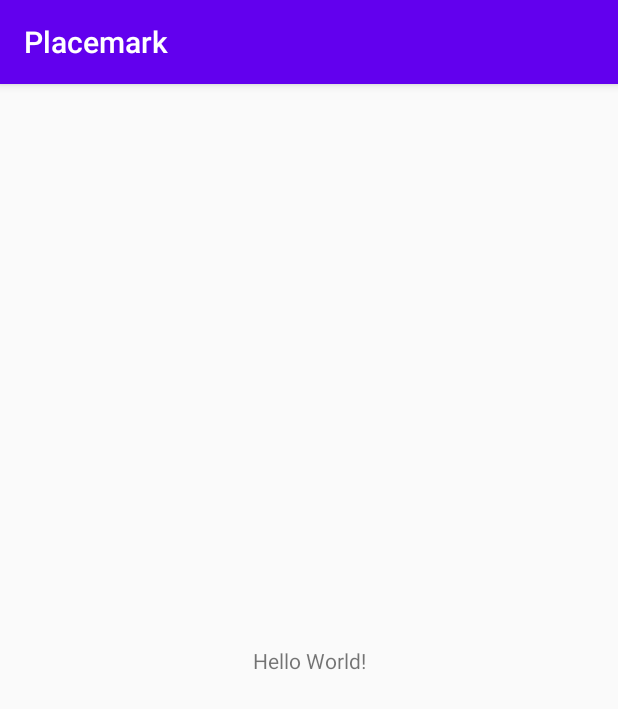
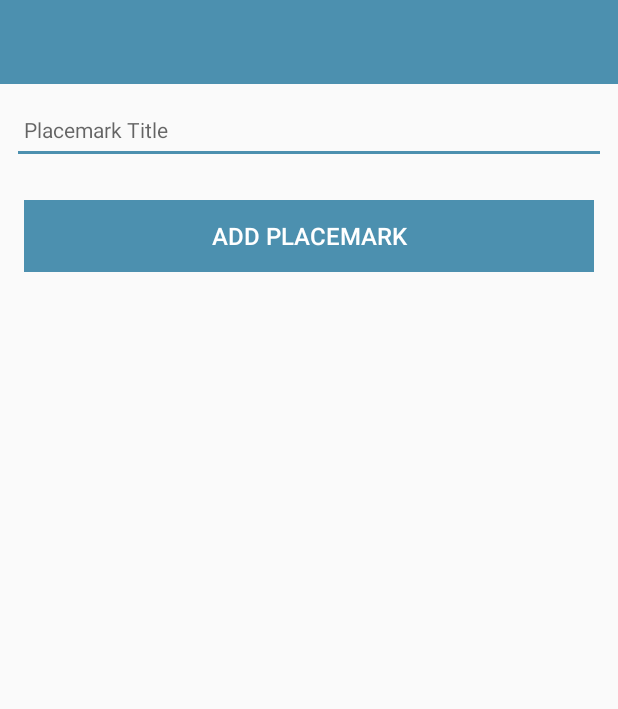
Before and after one commit to philippluxi/Placemark, an Android app: the screen it shows after launch (PlacemarkActivity), on a phone screen of 412 x 824 dp. Shown: the top 709 px of the screen. Run offline under Robolectric (Android 15) with nearby library versions, the phone set to English and light mode, and no system bars; libraries missing offline, so code that uses them is left out: org.jetbrains.anko; 1 statement that could not run was skipped.

Commit message:
added material view and modified layout Lab A 01 - Step 2 done

```diff
--- a/app/src/main/res/layout/activity_placemark.xml
+++ b/app/src/main/res/layout/activity_placemark.xml
@@ -4,15 +4,69 @@
     xmlns:tools="http://schemas.android.com/tools"
     android:layout_width="match_parent"
     android:layout_height="match_parent"
-    tools:context=".PlacemarkActivity">
+    tools:context="com.example.placemark.PlacemarkActivity">
 
-  <TextView
-      android:layout_width="wrap_content"
+  <RelativeLayout
+      android:layout_width="match_parent"
       android:layout_height="wrap_content"
-      android:text="Hello World!"
       app:layout_constraintBottom_toBottomOf="parent"
-      app:layout_constraintLeft_toLeftOf="parent"
-      app:layout_constraintRight_toRightOf="parent"
-      app:layout_constraintTop_toTopOf="parent" />
+      app:layout_constraintTop_toTopOf="parent">
 
+    <com.google.android.material.appbar.AppBarLayout
+        android:id="@+id/appBarLayout"
+        android:layout_width="match_parent"
+        android:layout_height="wrap_content"
+        android:background="@color/colorAccent"
+        android:fitsSystemWindows="true"
+        app:elevation="0dip"
+        app:theme="@style/ThemeOverlay.AppCompat.Dark.ActionBar">
+
+      <androidx.appcompat.widget.Toolbar
+          android:id="@+id/toolbarAdd"
+          android:layout_width="match_parent"
+          android:layout_height="wrap_content"
+          app:titleTextColor="@color/colorPrimary" />
+    </com.google.android.material.appbar.AppBarLayout>
+
+    <ScrollView
+        android:layout_width="match_parent"
+        android:layout_height="match_parent"
+        android:layout_below="@id/appBarLayout"
+        android:fillViewport="true">
+
+      <LinearLayout
+          android:layout_width="match_parent"
+          android:layout_height="wrap_content"
+          android:orientation="vertical">
+
+        <EditText
+            android:id="@+id/placemarkTitle"
+            android:layout_width="match_parent"
+            android:layout_height="45dp"
+            android:layout_margin="8dp"
+            android:autofillHints=""
+            android:hint="@string/hint_placemarkTitle"
+            android:inputType="text"
+            android:maxLength="25"
+            android:maxLines="1"
+            android:padding="8dp"
+            android:textColor="@color/colorPrimaryDark"
+            android:textSize="14sp" />
+
+        <Button
+            android:id="@+id/btnAdd"
+            android:layout_width="match_parent"
+            android:layout_height="wrap_content"
+            android:layout_margin="16dp"
+            android:background="@color/colorAccent"
+            android:paddingTop="8dp"
+            android:paddingBottom="8dp"
+            android:stateListAnimator="@null"
+            android:text="@string/button_addPlacemark"
+            android:textColor="@color/colorPrimary"
+            android:textSize="16sp" />
+      </LinearLayout>
+    </ScrollView>
+
+  </RelativeLayout>
 </androidx.constraintlayout.widget.ConstraintLayout>
--- a/app/src/main/res/values/colors.xml
+++ b/app/src/main/res/values/colors.xml
@@ -1,6 +1,6 @@
 <?xml version="1.0" encoding="utf-8"?>
 <resources>
-  <color name="colorPrimary">#6200EE</color>
-  <color name="colorPrimaryDark">#3700B3</color>
-  <color name="colorAccent">#03DAC5</color>
+    <color name="colorPrimary">#FFFFFF</color>
+    <color name="colorPrimaryDark">#000000</color>
+    <color name="colorAccent">#4c90af</color>
 </resources>
--- a/app/src/main/res/values/strings.xml
+++ b/app/src/main/res/values/strings.xml
@@ -1,3 +1,5 @@
 <resources>
-  <string name="app_name">Placemark</string>
+    <string name="app_name">Placemark</string>
+    <string name="hint_placemarkTitle">Placemark Title</string>
+    <string name="button_addPlacemark">Add Placemark</string>
 </resources>
--- a/app/src/main/res/values/styles.xml
+++ b/app/src/main/res/values/styles.xml
@@ -1,6 +1,6 @@
 <resources>
     <!-- Base application theme. -->
-  <style name="AppTheme" parent="Theme.AppCompat.Light.DarkActionBar">
+    <style name="AppTheme" parent="Theme.AppCompat.Light.NoActionBar">
         <!-- Customize your theme here. -->
         <item name="colorPrimary">@color/colorPrimary</item>
         <item name="colorPrimaryDark">@color/colorPrimaryDark</item>
```
Lines whose indentation alone changed are shown as unchanged.
